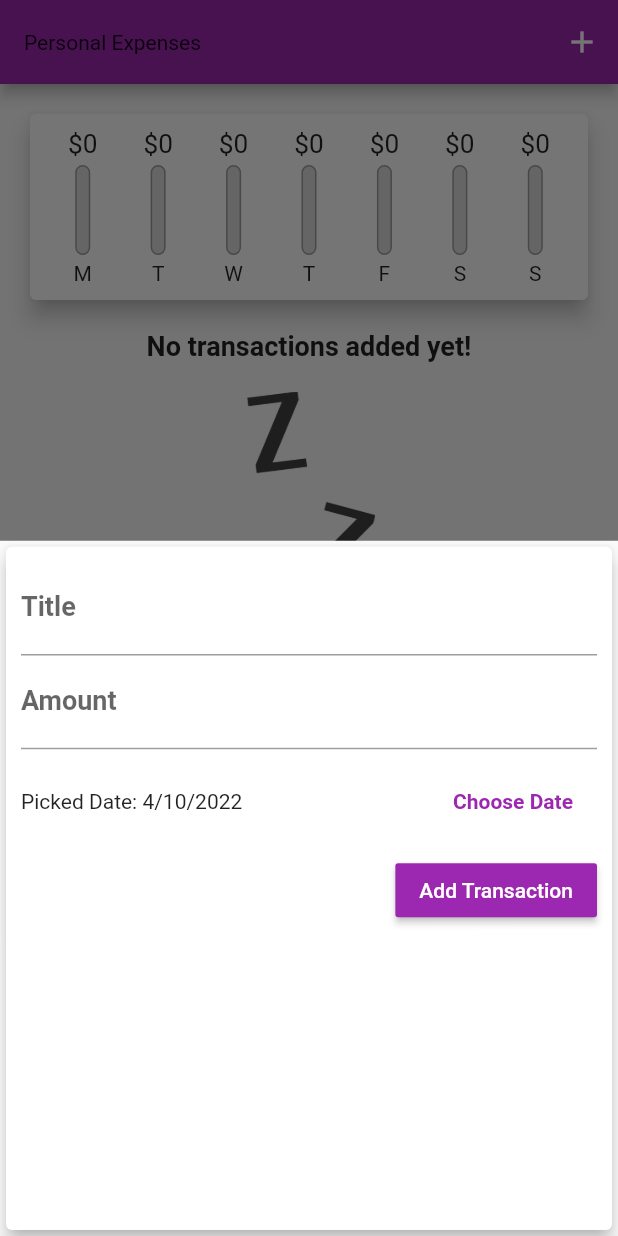
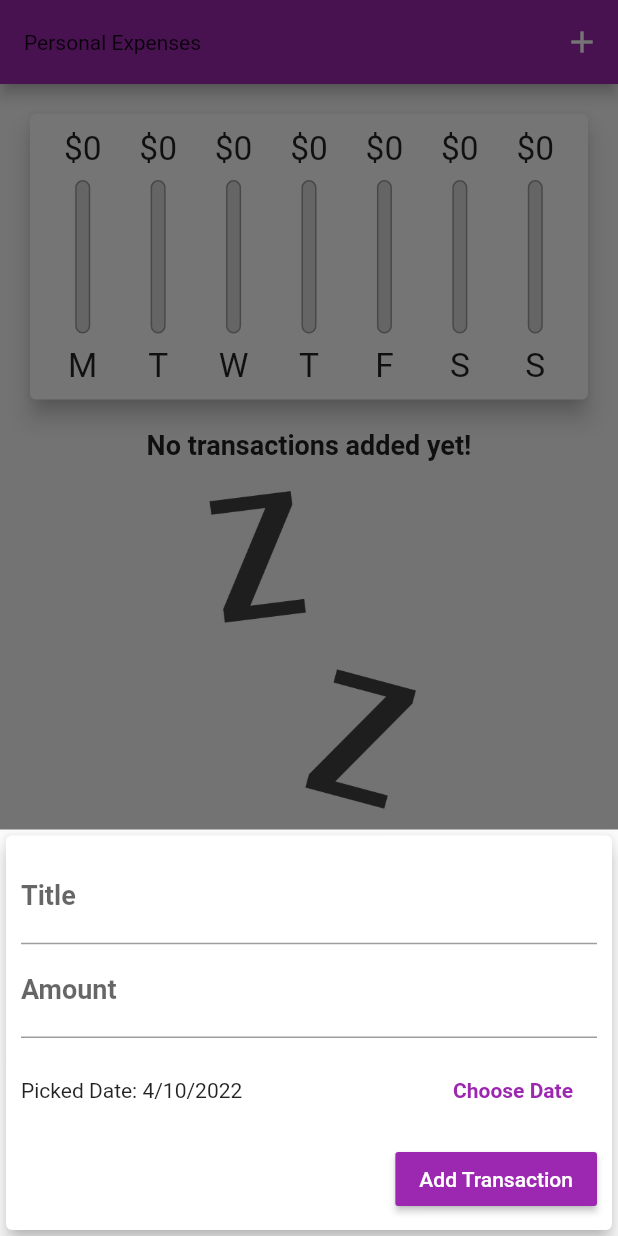
Before and after one commit to anotherfaizan/personal_expenses_app, a Flutter app: the screen it shows after launch, after a tap on the "add" icon, on a phone screen of 412 x 824 dp. Run offline on Flutter 3.47's test engine with Material 2 defaults, Android fonts, the phone set to English and light mode, and no system bars; Roboto replaces fonts that are missing (OpenSans, Quicksand).

```diff
--- a/lib/main.dart
+++ b/lib/main.dart
@@ -1,22 +1,26 @@
+import 'dart:io';
+
+import 'package:flutter/cupertino.dart';
 import 'package:flutter/material.dart';
+import 'package:flutter/services.dart';
 
 import './widgets/new_transaction.dart';
 import './widgets/transaction_list.dart';
 import './widgets/chart.dart';
 import './models/transaction.dart';
 
-void main() => runApp(MyApp());
+void main() {
+  runApp(MyApp());
+}
 
 class MyApp extends StatelessWidget {
   @override
   Widget build(BuildContext context) {
     return MaterialApp(
-      debugShowCheckedModeBanner: false,
       title: 'Personal Expenses',
       theme: ThemeData(
           primarySwatch: Colors.purple,
           accentColor: Colors.amber,
-          // errorColor: Colors.red,
           fontFamily: 'Quicksand',
           textTheme: ThemeData.light().textTheme.copyWith(
                 subtitle1: TextStyle(
@@ -47,6 +51,7 @@ class MyHomePage extends StatefulWidget {
 
 class _MyHomePageState extends State<MyHomePage> {
   final List<Transaction> _userTransactions = [];
+  bool _showChart = false;
 
   List<Transaction> get _recentTransactions {
     return _userTransactions.where((tx) {
@@ -93,8 +98,24 @@ class _MyHomePageState extends State<MyHomePage> {
 
   @override
   Widget build(BuildContext context) {
-    return Scaffold(
-      appBar: AppBar(
+    final mediaQuery = MediaQuery.of(context);
+    final isLandscape = mediaQuery.orientation == Orientation.landscape;
+    final dynamic appBar = Platform.isIOS
+        ? CupertinoNavigationBar(
+            middle: Text(
+              'Personal Expenses',
+            ),
+            trailing: Row(
+              mainAxisSize: MainAxisSize.min,
+              children: <Widget>[
+                GestureDetector(
+                  child: Icon(CupertinoIcons.add),
+                  onTap: () => _startAddNewTransaction(context),
+                ),
+              ],
+            ),
+          )
+        : AppBar(
             title: Text(
               'Personal Expenses',
             ),
@@ -104,19 +125,75 @@ class _MyHomePageState extends State<MyHomePage> {
                 onPressed: () => _startAddNewTransaction(context),
               ),
             ],
-      ),
-      body: SingleChildScrollView(
+          );
+    final txListWidget = Container(
+      height: (mediaQuery.size.height -
+              appBar.preferredSize.height -
+              mediaQuery.padding.top) *
+          0.7,
+      child: TransactionList(_userTransactions, _deleteTransaction),
+    );
+    final pageBody = SafeArea(
+      child: SingleChildScrollView(
         child: Column(
           // mainAxisAlignment: MainAxisAlignment.start,
           crossAxisAlignment: CrossAxisAlignment.stretch,
           children: <Widget>[
-            Chart(_recentTransactions),
-            TransactionList(_userTransactions, _deleteTransaction),
+            if (isLandscape)
+              Row(
+                mainAxisAlignment: MainAxisAlignment.center,
+                children: <Widget>[
+                  Text(
+                    'Show Chart',
+                    style: Theme.of(context).textTheme.subtitle1,
+                  ),
+                  Switch.adaptive(
+                    activeColor: Theme.of(context).accentColor,
+                    value: _showChart,
+                    onChanged: (val) {
+                      setState(() {
+                        _showChart = val;
+                      });
+                    },
+                  ),
+                ],
+              ),
+            if (!isLandscape)
+              Container(
+                height: (mediaQuery.size.height -
+                        appBar.preferredSize.height -
+                        mediaQuery.padding.top) *
+                    0.3,
+                child: Chart(_recentTransactions),
+              ),
+            if (!isLandscape) txListWidget,
+            if (isLandscape)
+              _showChart
+                  ? Container(
+                      height: (mediaQuery.size.height -
+                              appBar.preferredSize.height -
+                              mediaQuery.padding.top) *
+                          0.7,
+                      child: Chart(_recentTransactions),
+                    )
+                  : txListWidget
           ],
         ),
       ),
-      floatingActionButtonLocation: FloatingActionButtonLocation.centerFloat,
-      floatingActionButton: FloatingActionButton(
+    );
+    return Platform.isIOS
+        ? CupertinoPageScaffold(
+            child: pageBody,
+            navigationBar: appBar,
+          )
+        : Scaffold(
+            appBar: appBar,
+            body: pageBody,
+            floatingActionButtonLocation:
+                FloatingActionButtonLocation.centerFloat,
+            floatingActionButton: Platform.isIOS
+                ? Container()
+                : FloatingActionButton(
                     child: Icon(Icons.add),
                     onPressed: () => _startAddNewTransaction(context),
                   ),
--- /dev/null
+++ b/lib/widgets/adaptive_flat_button.dart
@@ -0,0 +1,35 @@
+import 'dart:io';
+
+import 'package:flutter/material.dart';
+import 'package:flutter/cupertino.dart';
+
+class AdaptiveFlatButton extends StatelessWidget {
+  final String text;
+  final Function() handler;
+
+  AdaptiveFlatButton(this.text, this.handler);
+
+  @override
+  Widget build(BuildContext context) {
+    return Platform.isIOS
+        ? CupertinoButton(
+            child: Text(
+              text,
+              style: TextStyle(
+                fontWeight: FontWeight.bold,
+              ),
+            ),
+            onPressed: handler,
+          )
+        : FlatButton(
+            textColor: Theme.of(context).primaryColor,
+            child: Text(
+              text,
+              style: TextStyle(
+                fontWeight: FontWeight.bold,
+              ),
+            ),
+            onPressed: handler,
+          );
+  }
+}
--- a/lib/widgets/chart_bar.dart
+++ b/lib/widgets/chart_bar.dart
@@ -9,19 +9,21 @@ class ChartBar extends StatelessWidget {
 
   @override
   Widget build(BuildContext context) {
+    return LayoutBuilder(
+      builder: (ctx, constraints) {
         return Column(
           children: <Widget>[
             Container(
-          height: 20,
+              height: constraints.maxHeight * 0.15,
               child: FittedBox(
                 child: Text('\$${spendingAmount.toStringAsFixed(0)}'),
               ),
             ),
             SizedBox(
-          height: 4,
+              height: constraints.maxHeight * 0.05,
             ),
             Container(
-          height: 60,
+              height: constraints.maxHeight * 0.6,
               width: 10,
               child: Stack(
                 children: <Widget>[
@@ -45,10 +47,17 @@ class ChartBar extends StatelessWidget {
               ),
             ),
             SizedBox(
-          height: 4,
+              height: constraints.maxHeight * 0.05,
             ),
-        Text(label),
+            Container(
+              height: constraints.maxHeight * 0.15,
+              child: FittedBox(
+                child: Text(label),
+              ),
+            ),
           ],
+        );
+      },
     );
   }
 }
--- a/lib/widgets/new_transaction.dart
+++ b/lib/widgets/new_transaction.dart
@@ -1,5 +1,10 @@
+import 'dart:io';
+
+import 'package:flutter/cupertino.dart';
 import 'package:flutter/material.dart';
 import 'package:intl/intl.dart';
+
+import '../widgets/adaptive_flat_button.dart';
 
 class NewTransaction extends StatefulWidget {
   final Function addTx;
@@ -54,10 +59,16 @@ class _NewTransactionState extends State<NewTransaction> {
 
   @override
   Widget build(BuildContext context) {
-    return Card(
+    return SingleChildScrollView(
+      child: Card(
         elevation: 5,
         child: Container(
-        padding: EdgeInsets.all(10),
+          padding: EdgeInsets.only(
+            top: 10,
+            left: 10,
+            right: 10,
+            bottom: MediaQuery.of(context).viewInsets.bottom + 10,
+          ),
           child: Column(
             crossAxisAlignment: CrossAxisAlignment.end,
             children: <Widget>[
@@ -87,16 +98,7 @@ class _NewTransactionState extends State<NewTransaction> {
                             : 'Picked Date: ${DateFormat.yMd().format(_selectedDate)}',
                       ),
                     ),
-                  FlatButton(
-                    textColor: Theme.of(context).primaryColor,
-                    child: Text(
-                      'Choose Date',
-                      style: TextStyle(
-                        fontWeight: FontWeight.bold,
-                      ),
-                    ),
-                    onPressed: _presentDatePicker,
-                  ),
+                    AdaptiveFlatButton('Choose Date', _presentDatePicker)
                   ],
                 ),
               ),
@@ -109,6 +111,7 @@ class _NewTransactionState extends State<NewTransaction> {
             ],
           ),
         ),
+      ),
     );
   }
 }
--- a/lib/widgets/transaction_list.dart
+++ b/lib/widgets/transaction_list.dart
@@ -11,10 +11,9 @@ class TransactionList extends StatelessWidget {
 
   @override
   Widget build(BuildContext context) {
-    return Container(
-      height: 450,
-      child: transactions.isEmpty
-          ? Column(
+    return transactions.isEmpty
+        ? LayoutBuilder(builder: (ctx, constraints) {
+            return Column(
               children: <Widget>[
                 Text(
                   'No transactions added yet!',
@@ -24,13 +23,14 @@ class TransactionList extends StatelessWidget {
                   height: 20,
                 ),
                 Container(
-                    height: 200,
+                    height: constraints.maxHeight * 0.6,
                     child: Image.asset(
                       'assets/images/waiting.png',
                       fit: BoxFit.cover,
                     )),
               ],
-            )
+            );
+          })
         : ListView.builder(
             itemBuilder: (ctx, index) {
               return Card(
@@ -56,7 +56,14 @@ class TransactionList extends StatelessWidget {
                   subtitle: Text(
                     DateFormat.yMMMd().format(transactions[index].date),
                   ),
-                    trailing: IconButton(
+                  trailing: MediaQuery.of(context).size.width > 460
+                      ? FlatButton.icon(
+                          icon: Icon(Icons.delete),
+                          label: Text('Delete'),
+                          textColor: Theme.of(context).errorColor,
+                          onPressed: () => deleteTx(transactions[index].id),
+                        )
+                      : IconButton(
                           icon: Icon(Icons.delete),
                           color: Theme.of(context).errorColor,
                           onPressed: () => deleteTx(transactions[index].id),
@@ -65,7 +72,6 @@ class TransactionList extends StatelessWidget {
               );
             },
             itemCount: transactions.length,
-            ),
           );
   }
 }
```
Lines whose indentation alone changed are shown as unchanged.
